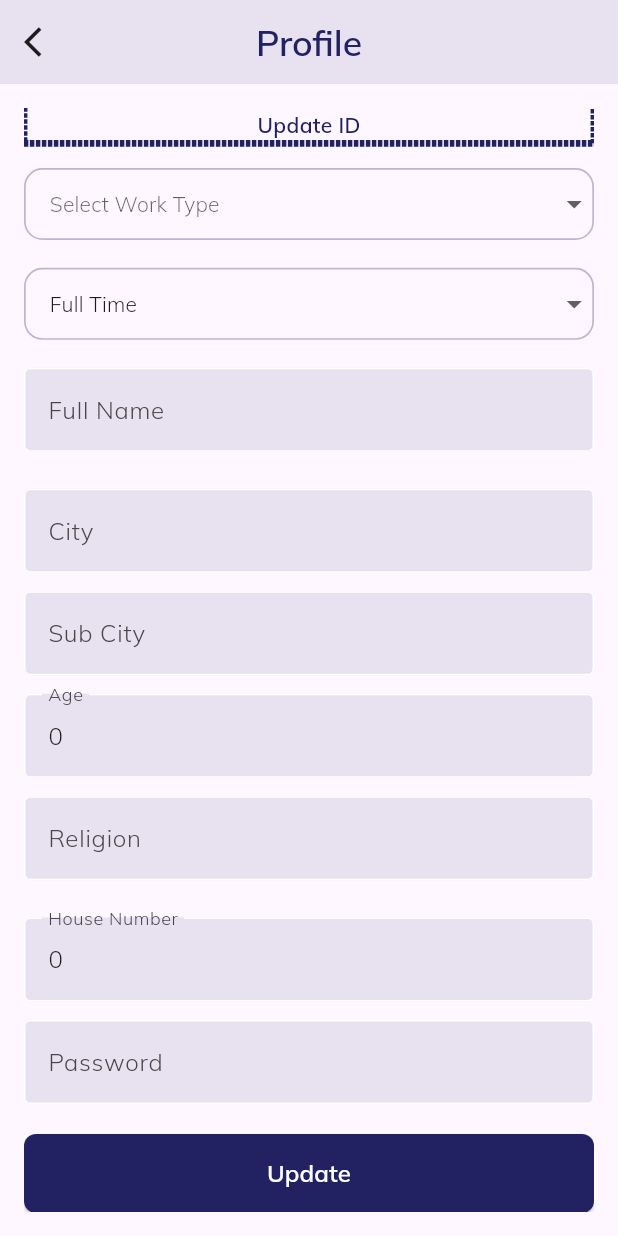
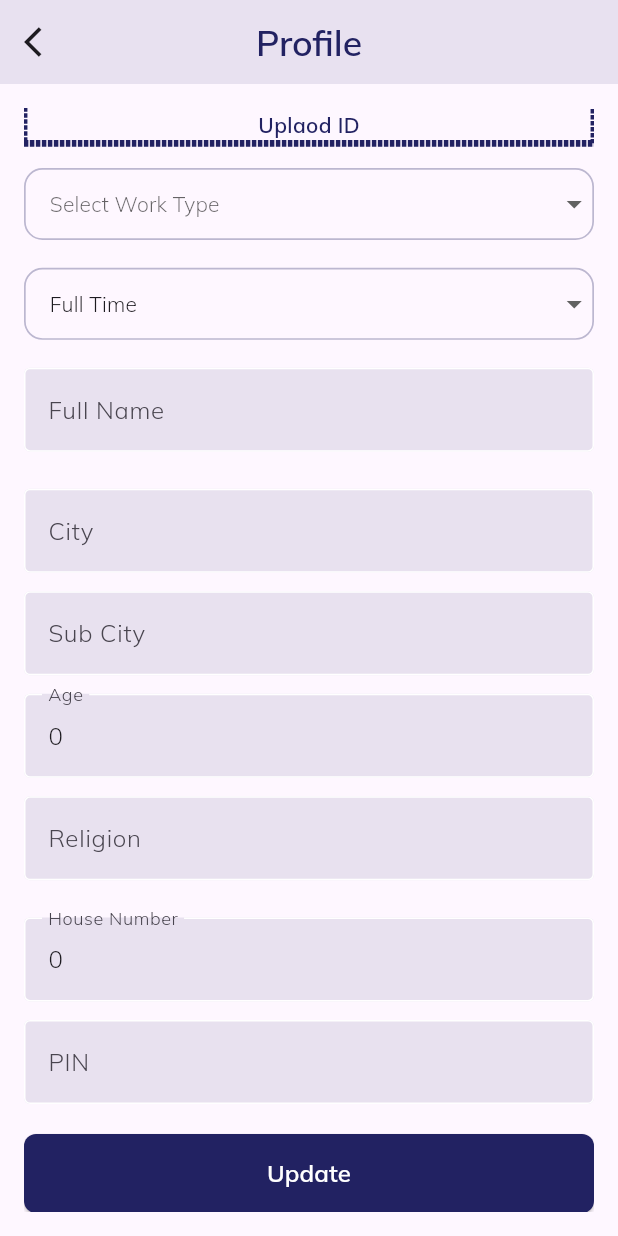
Before and after one commit to tarik350/agazh-app, a Flutter app: the EmployeeProfileScreen screen opened directly with empty values, scrolled down 187 dp, on a phone screen of 412 x 824 dp. Run offline on Flutter 3.47's test engine with Material 3 defaults, Android fonts, the phone set to English and light mode, and no system bars; drawn by our look-alikes of dotted_border, dropdown_button2; our stand-ins replace animate_do, auto_route, bloc, cached_network_image, cloud_firestore, easy_localization and 15 more; missing offline and left inert: flow_builder; accounts and stored records are empty; network calls fail.

Commit message:
localization done

```diff
--- a/lib/screens/home/employer/cubit/employer_state.dart
+++ b/lib/screens/home/employer/cubit/employer_state.dart
@@ -30,3 +30,7 @@ class EmployerState extends Equatable {
         status,
       ];
 }
+
+class RequestErrorState extends EmployerState {}
+
+class RatingErrorState extends EmployerState {}
--- a/lib/screens/home/employer/widgets/employee_list_view.dart
+++ b/lib/screens/home/employer/widgets/employee_list_view.dart
@@ -20,7 +20,9 @@ class EmployeeProfileList extends StatelessWidget {
       itemCount: users.length,
       itemBuilder: (context, index) {
         Employee user = users[index];
-        return GestureDetector(
+        return Padding(
+          padding: EdgeInsets.symmetric(vertical: 6.h),
+          child: GestureDetector(
             onTap: () {
               context.router.push(EmployeeDetailRoute(employee: user));
             },
@@ -143,6 +145,7 @@ class EmployeeProfileList extends StatelessWidget {
                 ),
               ),
             ),
+          ),
         );
       },
     );
--- a/lib/screens/profile/view/employee_profile_screen.dart
+++ b/lib/screens/profile/view/employee_profile_screen.dart
@@ -4,6 +4,7 @@ import 'package:auto_route/auto_route.dart';
 import 'package:cached_network_image/cached_network_image.dart';
 import 'package:dotted_border/dotted_border.dart';
 import 'package:dropdown_button2/dropdown_button2.dart';
+import 'package:easy_localization/easy_localization.dart';
 import 'package:firebase_auth/firebase_auth.dart';
 import 'package:flutter/material.dart';
 import 'package:flutter_bloc/flutter_bloc.dart';
@@ -121,7 +122,7 @@ class _EmployeeProfileScreenState extends State<EmployeeProfileScreen> {
           ),
           centerTitle: true,
           title: Text(
-            "Profile",
+            "profile".tr(),
             style: TextStyle(
               color: AppColors.primaryColor,
               fontSize: 23.sp,
@@ -278,9 +279,9 @@ class _EmployeeProfileScreenState extends State<EmployeeProfileScreen> {
                                           size: 30.h,
                                           color: AppColors.primaryColor,
                                         ),
-                                        const Text(
-                                          "Update ID",
-                                          style: TextStyle(
+                                        Text(
+                                          "upload_id".tr(),
+                                          style: const TextStyle(
                                               color: AppColors.primaryColor,
                                               fontWeight: FontWeight.bold),
                                         )
@@ -318,7 +319,7 @@ class _EmployeeProfileScreenState extends State<EmployeeProfileScreen> {
                       ),
                   isExpanded: true,
                   hint: Text(
-                    'Select Work Type',
+                    'other_detail.select_work_type'.tr(),
                     style: TextStyle(
                       fontSize: 14,
                       color: Theme.of(context).hintColor,
@@ -334,7 +335,8 @@ class _EmployeeProfileScreenState extends State<EmployeeProfileScreen> {
                       .map((item) => DropdownMenuItem<String>(
                             value: item,
                             child: Text(
-                              item,
+                              "other_detail.${AppConfig.toSnakeCase(item)}"
+                                  .tr(),
                               style: const TextStyle(
                                 fontSize: 14,
                               ),
@@ -365,7 +367,7 @@ class _EmployeeProfileScreenState extends State<EmployeeProfileScreen> {
                               color: AppColors.primaryColor.withOpacity(.3)))),
                   isExpanded: true,
                   hint: Text(
-                    'Select Job status',
+                    'demography.select_job_status'.tr(),
                     style: TextStyle(
                       fontSize: 14,
                       color: Theme.of(context).hintColor,
@@ -375,7 +377,7 @@ class _EmployeeProfileScreenState extends State<EmployeeProfileScreen> {
                       .map((item) => DropdownMenuItem<String>(
                             value: item,
                             child: Text(
-                              item,
+                              "demography.${AppConfig.toSnakeCase(item)}".tr(),
                               style: const TextStyle(
                                 fontSize: 14,
                               ),
@@ -389,7 +391,7 @@ class _EmployeeProfileScreenState extends State<EmployeeProfileScreen> {
               ),
               ProfileTextField(
                 controller: fullNameController,
-                labelText: 'Full Name',
+                labelText: 'full_name',
                 keyboardType: TextInputType.text,
               ),
               SizedBox(
@@ -405,28 +407,28 @@ class _EmployeeProfileScreenState extends State<EmployeeProfileScreen> {
               ),
               ProfileTextField(
                 controller: cityController,
-                labelText: 'City',
+                labelText: 'city',
               ),
               SizedBox(
                 height: 12.h,
               ),
               ProfileTextField(
                 controller: subCityController,
-                labelText: 'Sub City',
+                labelText: 'sub_city',
               ),
               SizedBox(
                 height: 12.h,
               ),
               ProfileTextField(
                 controller: ageController,
-                labelText: 'Age',
+                labelText: 'other_detail.age',
               ),
               SizedBox(
                 height: 12.h,
               ),
               ProfileTextField(
                 controller: religionController,
-                labelText: 'Religion',
+                labelText: 'other_detail.religion',
               ),
 
               SizedBox(
@@ -439,14 +441,14 @@ class _EmployeeProfileScreenState extends State<EmployeeProfileScreen> {
               ),
               ProfileTextField(
                 controller: houseNumberController,
-                labelText: 'House Number',
+                labelText: 'house_number',
                 keyboardType: TextInputType.number,
               ),
               SizedBox(
                 height: 12.h,
               ),
               ProfileTextField(
-                  controller: passwordController, labelText: 'Password'),
+                  controller: passwordController, labelText: 'pin'),
               const SizedBox(height: 20),
               BlocBuilder<ProfileCubit, ProfileState>(
                 builder: (context, state) {
@@ -472,8 +474,8 @@ class _EmployeeProfileScreenState extends State<EmployeeProfileScreen> {
                           child: state is ProfileUpdating
                               ? AppConfig.getProgressIndicatorNormal(
                                   color: AppColors.whiteColor)
-                              : const Text(
-                                  'Update',
+                              : Text(
+                                  'update'.tr(),
                                   style: TextStyle(
                                     color: Colors.white,
                                     fontWeight: FontWeight.bold,
```
Also changed, not shown: assets/translations/am-ET.json (+14 -4 lines), assets/translations/en-US.json (+14 -3 lines), lib/screens/home/employee/view/employee_home.dart (+6 -6 lines), lib/screens/home/employee/widgets/employee_request_list_view.dart (+9 -5 lines), lib/screens/home/employer/cubit/employer_cubit.dart (+7 -4 lines), lib/screens/home/employer/view/employer_requests_screen.dart (+1 -17 lines), lib/screens/home/employer/widgets/employer_request_list_view.dart (+27 -24 lines), lib/screens/home/employer/widgets/empoyee_detail_screen.dart (+17 -67 lines), lib/screens/setting/view/setting_screen.dart (+16 -8 lines), lib/utils/dialogue/error_dialogue.dart (+5 -4 lines), lib/utils/dialogue/success_dialogue.dart (+5 -4 lines). Lines whose indentation alone changed are shown as unchanged.
